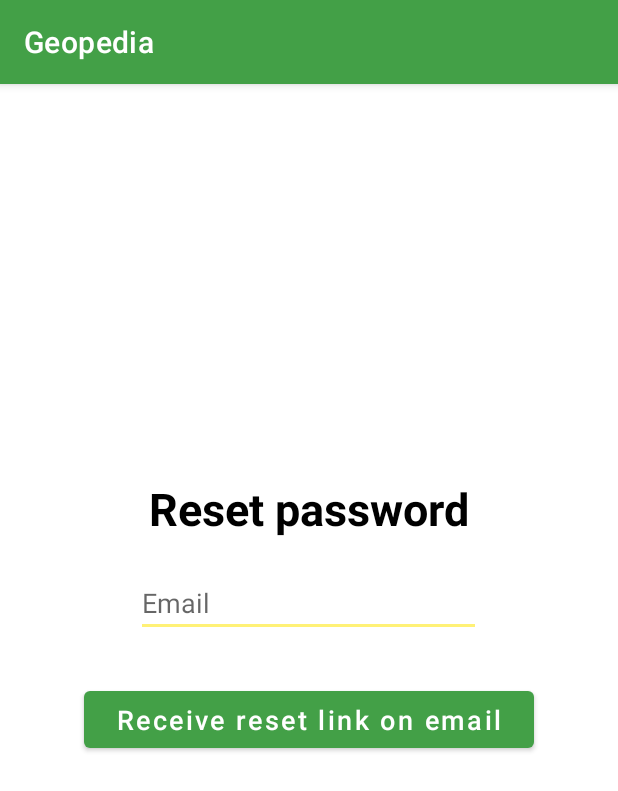
After one commit to iatharva/Geopedia, an Android app: the ForgetPassword screen opened directly, with no data from a screen before it, on a phone screen of 412 x 824 dp. The commit adds this screen. Shown: the top 791 px of the screen. Run offline under Robolectric (Android 15) with nearby library versions, the phone set to English and light mode, and no system bars; our stand-ins replace Firebase (no records; nobody signed in at launch, a user with empty details on screens opened directly).

Commit message:
UI: Added forget password

```diff
--- a/app/src/main/AndroidManifest.xml
+++ b/app/src/main/AndroidManifest.xml
@@ -22,6 +22,9 @@
             android:name=".LogIn"
             android:exported="false" />
         <activity
+            android:name=".ForgetPassword"
+            android:exported="false" />
+        <activity
             android:name=".IntroActivity"
             android:exported="true">
             <intent-filter>
--- /dev/null
+++ b/app/src/main/java/com/example/geopedia/ForgetPassword.java
@@ -0,0 +1,55 @@
+package com.example.geopedia;
+
+import android.os.Bundle;
+import android.text.TextUtils;
+import android.widget.Button;
+import android.widget.EditText;
+import android.widget.Toast;
+
+import androidx.annotation.NonNull;
+import androidx.appcompat.app.AppCompatActivity;
+
+import com.google.android.gms.tasks.OnCompleteListener;
+import com.google.android.gms.tasks.Task;
+import com.google.firebase.auth.FirebaseAuth;
+
+import java.util.Objects;
+
+public class ForgetPassword extends AppCompatActivity {
+
+    public EditText EmailField;
+    public Button ReceiveMailBtn;
+    private FirebaseAuth firebaseAuth;
+    @Override
+    protected void onCreate(Bundle savedInstanceState) {
+        super.onCreate(savedInstanceState);
+        setContentView(R.layout.activity_forget_password);
+        firebaseAuth=FirebaseAuth.getInstance();
+        EmailField = findViewById(R.id.EmailField);
+        ReceiveMailBtn = findViewById(R.id.ReceiveMailBtn);
+
+        //Method to send the reset link on click
+        ReceiveMailBtn.setOnClickListener(view -> {
+            String remail= EmailField.getText().toString();
+            if(!TextUtils.isEmpty(remail)){
+                //Firebase method for sending Reset Link
+                firebaseAuth.sendPasswordResetEmail(remail).addOnCompleteListener(new OnCompleteListener<Void>() {
+                    @Override
+                    public void onComplete(@NonNull Task<Void> task) {
+                        if(task.isSuccessful()){
+                            //Success case (Email Sent)
+                            Toast.makeText(ForgetPassword.this,"Check your email inbox", Toast.LENGTH_LONG).show();
+                        }else{
+                            //Failure case (Email not Sent)
+                            String errorMessage= Objects.requireNonNull(task.getException()).getMessage();
+                            Toast.makeText(ForgetPassword.this,"Error: " + errorMessage, Toast.LENGTH_LONG).show();
+                        }
+                    }
+                });
+            }else{
+                //Show message
+                Toast.makeText(ForgetPassword.this,"Enter the email", Toast.LENGTH_LONG).show();
+            }
+        });
+    }
+}
--- /dev/null
+++ b/app/src/main/res/layout/activity_forget_password.xml
@@ -0,0 +1,43 @@
+<?xml version="1.0" encoding="utf-8"?>
+<LinearLayout xmlns:android="http://schemas.android.com/apk/res/android"
+    xmlns:app="http://schemas.android.com/apk/res-auto"
+    xmlns:tools="http://schemas.android.com/tools"
+    android:layout_width="match_parent"
+    android:layout_height="match_parent"
+    android:orientation="vertical"
+    android:gravity="center"
+    tools:context=".ForgetPassword">
+
+    <TextView
+        android:id="@+id/textView"
+        android:layout_width="wrap_content"
+        android:layout_height="wrap_content"
+        android:text="@string/reset_password"
+        android:textColor="@color/black"
+        android:textSize="30sp"
+        android:textStyle="bold" />
+    <Space
+        android:layout_width="match_parent"
+        android:layout_height="20sp"/>
+
+    <EditText
+        android:id="@+id/EmailField"
+        android:hint="@string/email"
+        android:layout_width="230sp"
+        android:layout_height="wrap_content"
+        android:inputType="textEmailAddress"
+        android:autofillHints="Email"/>
+
+    <Space
+        android:layout_width="match_parent"
+        android:layout_height="30sp"
+        tools:ignore="SmallSp" />
+
+    <Button
+        android:id="@+id/ReceiveMailBtn"
+        android:layout_width="300sp"
+        android:layout_height="50sp"
+        android:text="@string/receive_reset_link_on_email"
+        android:textAllCaps="false"
+        android:textSize="18sp" />
+</LinearLayout>
--- a/app/src/main/res/values/strings.xml
+++ b/app/src/main/res/values/strings.xml
@@ -34,5 +34,8 @@
     <string name="nav_header_desc">Administrator User</string>
     <string name="nav_header_title">Admin</string>
     <string name="action_settings">settings</string>
+    <string name="reset_password">Reset password</string>
+    <string name="receive_reset_link_on_email">Receive reset link on email</string>
+    <string name="signingin">signing in...</string>
 
 </resources>
```
Also changed, not shown: app/src/main/java/com/example/geopedia/LogIn.java (+64 -1 lines).
